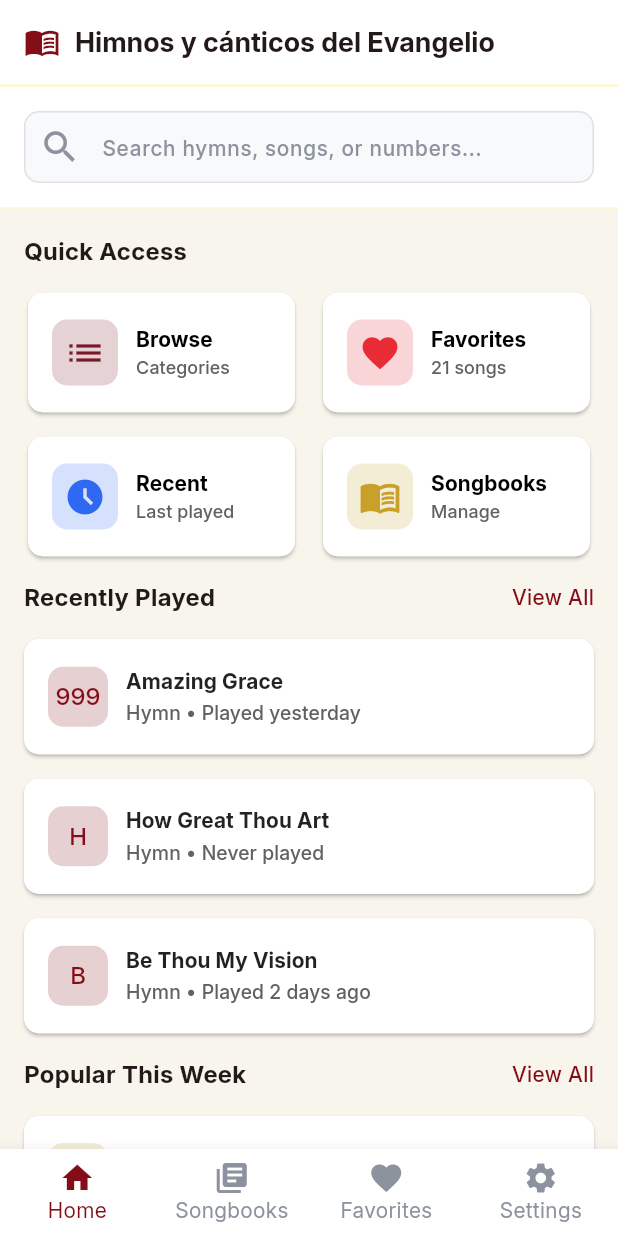
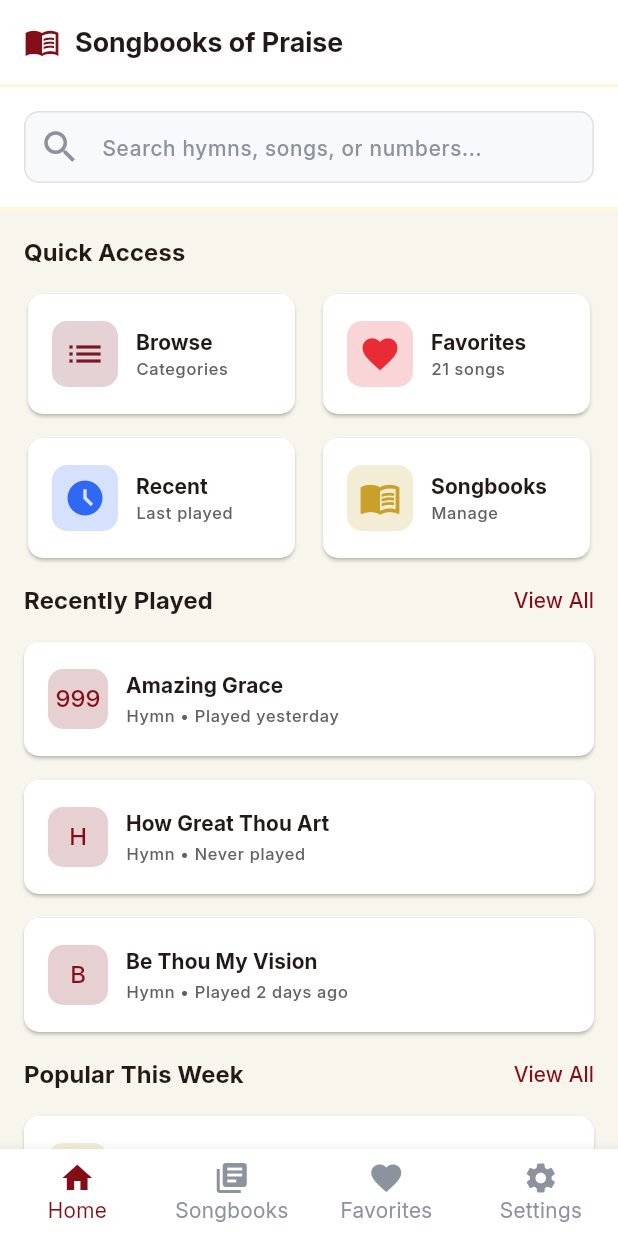
Before and after one commit to BenjaminRA/songbooksofpraise_app, a Flutter app: the screen it shows after launch, on a phone screen of 412 x 824 dp. Run offline on Flutter 3.47's test engine with Material 3 defaults, Android fonts, the phone set to English and light mode, and no system bars.

Commit message:
Added: Home Tab, Settings Tab

```diff
--- a/lib/HomePage/HomePage.dart
+++ b/lib/HomePage/HomePage.dart
@@ -1,5 +1,6 @@
 import 'package:flutter/material.dart';
-import 'package:songbooksofpraise_app/HomePage/tabs/HomeTab.dart';
+import 'package:songbooksofpraise_app/HomePage/tabs/HomeTab/HomeTab.dart';
+import 'package:songbooksofpraise_app/HomePage/tabs/SettingsTab/SettingsTab.dart';
 
 class HomePage extends StatefulWidget {
   const HomePage({super.key});
@@ -39,7 +40,7 @@ class _HomePageState extends State<HomePage> {
             Flexible(
               child: Text(
                 const [
-                  'Himnos y cánticos del Evangelio',
+                  'Songbooks of Praise',
                   'Manage Songbooks',
                   'Favorites',
                   'Settings',
@@ -59,7 +60,7 @@ class _HomePageState extends State<HomePage> {
           HomeTab(),
           Center(child: Text('Songbooks Tab')),
           Center(child: Text('Favorites Tab')),
-          Center(child: Text('Settings Tab')),
+          SettingsTab(),
         ],
       ),
       bottomNavigationBar: Theme(
--- a/lib/HomePage/tabs/HomeTab.dart
+++ /dev/null
@@ -1,27 +0,0 @@
-import 'package:flutter/material.dart';
-import 'package:songbooksofpraise_app/HomePage/components/PopularThisWeelSection.dart';
-import 'package:songbooksofpraise_app/HomePage/components/QuickAccessSection.dart';
-import 'package:songbooksofpraise_app/HomePage/components/RecentlyPlayedSection.dart';
-import 'package:songbooksofpraise_app/HomePage/components/SearchBar.dart';
-
-class HomeTab extends StatefulWidget {
-  const HomeTab({super.key});
-
-  @override
-  State<HomeTab> createState() => _HomeTabState();
-}
-
-class _HomeTabState extends State<HomeTab> {
-  @override
-  Widget build(BuildContext context) {
-    return ListView(
-      children: <Widget>[
-        const HomePageSearchBar(),
-        const QuickAccessSection(),
-        const RecentlyPlayedSection(),
-        const PopularThisWeekSection(),
-        const SizedBox(height: 20.0),
-      ],
-    );
-  }
-}
--- /dev/null
+++ b/lib/HomePage/tabs/HomeTab/HomeTab.dart
@@ -0,0 +1,27 @@
+import 'package:flutter/material.dart';
+import 'package:songbooksofpraise_app/HomePage/tabs/HomeTab/components/PopularThisWeelSection.dart';
+import 'package:songbooksofpraise_app/HomePage/tabs/HomeTab/components/QuickAccessSection.dart';
+import 'package:songbooksofpraise_app/HomePage/tabs/HomeTab/components/RecentlyPlayedSection.dart';
+import 'package:songbooksofpraise_app/HomePage/tabs/HomeTab/components/SearchBar.dart';
+
+class HomeTab extends StatefulWidget {
+  const HomeTab({super.key});
+
+  @override
+  State<HomeTab> createState() => _HomeTabState();
+}
+
+class _HomeTabState extends State<HomeTab> {
+  @override
+  Widget build(BuildContext context) {
+    return ListView(
+      children: const <Widget>[
+        HomePageSearchBar(),
+        QuickAccessSection(),
+        RecentlyPlayedSection(),
+        PopularThisWeekSection(),
+        SizedBox(height: 20.0),
+      ],
+    );
+  }
+}
--- a/lib/HomePage/components/PopularThisWeelSection.dart
+++ b/lib/HomePage/tabs/HomeTab/components/PopularThisWeelSection.dart
@@ -63,11 +63,11 @@ class _PopularThisWeekSectionState extends State<PopularThisWeekSection> {
               mainAxisAlignment: MainAxisAlignment.center,
               crossAxisAlignment: CrossAxisAlignment.start,
               children: [
-                Text(item.title, style: const TextStyle(fontSize: 14.0, fontWeight: FontWeight.bold)),
+                Text(item.title, style: Theme.of(context).textTheme.titleSmall?.copyWith(fontWeight: FontWeight.bold)),
                 const SizedBox(height: 2),
                 Text(
                   '${item.category} • ${item.timesPlayed} plays',
-                  style: TextStyle(fontSize: 12.0, color: Colors.grey[700]),
+                  style: Theme.of(context).textTheme.labelSmall,
                 ),
               ],
             ),
@@ -93,9 +93,9 @@ class _PopularThisWeekSectionState extends State<PopularThisWeekSection> {
           child: Row(
             mainAxisAlignment: MainAxisAlignment.spaceBetween,
             children: [
-              const Text(
+              Text(
                 'Popular This Week',
-                style: TextStyle(fontSize: 16.0, fontWeight: FontWeight.bold),
+                style: Theme.of(context).textTheme.titleMedium?.copyWith(fontWeight: FontWeight.bold),
               ),
               GestureDetector(
                 onTap: () {
@@ -103,7 +103,7 @@ class _PopularThisWeekSectionState extends State<PopularThisWeekSection> {
                 },
                 child: Text(
                   'View All',
-                  style: TextStyle(color: Theme.of(context).primaryColor, fontWeight: FontWeight.w500, fontSize: 14.0),
+                  style: Theme.of(context).textTheme.labelLarge?.copyWith(color: Theme.of(context).primaryColor),
                 ),
               ),
             ],
--- a/lib/HomePage/components/QuickAccessSection.dart
+++ b/lib/HomePage/tabs/HomeTab/components/QuickAccessSection.dart
@@ -84,8 +84,14 @@ class _QuickAccessSectionState extends State<QuickAccessSection> {
                 mainAxisAlignment: MainAxisAlignment.center,
                 crossAxisAlignment: CrossAxisAlignment.start,
                 children: [
-                  Text(item.label, style: TextStyle(fontSize: 14.0, color: Colors.black, fontWeight: FontWeight.bold)),
-                  Text(item.subLabel, style: TextStyle(fontSize: 12.0, color: Colors.grey[700])),
+                  Text(
+                    item.label,
+                    style: Theme.of(context).textTheme.titleSmall?.copyWith(fontWeight: FontWeight.bold),
+                  ),
+                  Text(
+                    item.subLabel,
+                    style: Theme.of(context).textTheme.labelSmall,
+                  ),
                 ],
               ),
             ],
@@ -102,9 +108,9 @@ class _QuickAccessSectionState extends State<QuickAccessSection> {
       children: [
         Padding(
           padding: const EdgeInsets.all(16.0),
-          child: const Text(
+          child: Text(
             'Quick Access',
-            style: TextStyle(fontSize: 16.0, fontWeight: FontWeight.bold),
+            style: Theme.of(context).textTheme.titleMedium?.copyWith(fontWeight: FontWeight.bold),
           ),
         ),
         SizedBox(
--- a/lib/HomePage/components/RecentlyPlayedSection.dart
+++ b/lib/HomePage/tabs/HomeTab/components/RecentlyPlayedSection.dart
@@ -64,11 +64,11 @@ class _RecentlyPlayedSectionState extends State<RecentlyPlayedSection> {
               mainAxisAlignment: MainAxisAlignment.center,
               crossAxisAlignment: CrossAxisAlignment.start,
               children: [
-                Text(item.title, style: const TextStyle(fontSize: 14, fontWeight: FontWeight.bold)),
+                Text(item.title, style: Theme.of(context).textTheme.titleSmall?.copyWith(fontWeight: FontWeight.bold)),
                 const SizedBox(height: 2),
                 Text(
                   '${item.category} • ${renderLastPlayedText(item.lastPlayed)}',
-                  style: TextStyle(fontSize: 13.0, color: Colors.grey[700]),
+                  style: Theme.of(context).textTheme.labelSmall,
                 ),
               ],
             ),
@@ -94,9 +94,10 @@ class _RecentlyPlayedSectionState extends State<RecentlyPlayedSection> {
           child: Row(
             mainAxisAlignment: MainAxisAlignment.spaceBetween,
             children: [
-              const Text(
+              Text(
                 'Recently Played',
-                style: TextStyle(fontSize: 16.0, fontWeight: FontWeight.bold),
+                style: Theme.of(context).textTheme.titleMedium?.copyWith(fontWeight: FontWeight.bold),
+                // style: TextStyle(fontSize: 16.0, fontWeight: FontWeight.bold),
               ),
               GestureDetector(
                 onTap: () {
@@ -104,7 +105,7 @@ class _RecentlyPlayedSectionState extends State<RecentlyPlayedSection> {
                 },
                 child: Text(
                   'View All',
-                  style: TextStyle(color: Theme.of(context).primaryColor, fontWeight: FontWeight.w500, fontSize: 14.0),
+                  style: Theme.of(context).textTheme.labelLarge?.copyWith(color: Theme.of(context).primaryColor),
                 ),
               ),
             ],
--- a/lib/main.dart
+++ b/lib/main.dart
@@ -22,6 +22,19 @@ class MyApp extends StatelessWidget {
         scaffoldBackgroundColor: const Color.fromRGBO(248, 245, 237, 1.0),
         appBarTheme: const AppBarTheme(backgroundColor: Colors.white),
         iconTheme: const IconThemeData(color: primaryColor),
+        splashColor: Colors.transparent,
+        highlightColor: Colors.transparent,
+        textTheme: TextTheme(
+          labelLarge: TextStyle(
+            color: Colors.grey[700],
+          ),
+          labelMedium: TextStyle(
+            color: Colors.grey[700],
+          ),
+          labelSmall: TextStyle(
+            color: Colors.grey[700],
+          ),
+        ),
         inputDecorationTheme: InputDecorationTheme(
           hintStyle: const TextStyle(
             color: Color.fromRGBO(140, 147, 159, 1),
@@ -56,6 +69,26 @@ class MyApp extends StatelessWidget {
           // selectedIconTheme: IconThemeData(size: 28.0),
           // unselectedIconTheme: IconThemeData(size: 24.0),
         ),
+        dropdownMenuTheme: DropdownMenuThemeData(
+          textStyle: TextStyle(
+            // color: Colors.grey[700],
+            fontSize: 14.0,
+            fontWeight: FontWeight.w500,
+          ),
+          inputDecorationTheme: InputDecorationTheme(
+            isDense: true,
+            constraints: BoxConstraints.expand(height: 40.0),
+            contentPadding: const EdgeInsets.symmetric(horizontal: 12.0),
+          ),
+          menuStyle: MenuStyle(
+            maximumSize: WidgetStateProperty.all<Size>(const Size(double.infinity, double.infinity)),
+            minimumSize: WidgetStateProperty.all<Size>(const Size(double.infinity, 0)),
+            backgroundColor: WidgetStateProperty.all<Color>(Colors.white),
+            shape: WidgetStateProperty.all<RoundedRectangleBorder>(
+              RoundedRectangleBorder(borderRadius: BorderRadius.circular(10.0)),
+            ),
+          ),
+        ),
       ),
       home: const HomePage(),
     );
```
Also changed, not shown: lib/HomePage/tabs/SettingsTab.dart (deleted, +0 -15 lines), lib/HomePage/tabs/SettingsTab/SettingsTab.dart (added, +33 -0 lines), lib/HomePage/tabs/SettingsTab/components/AboutSection.dart (added, +76 -0 lines), lib/HomePage/tabs/SettingsTab/components/DisplaySection.dart (added, +64 -0 lines), lib/HomePage/tabs/SettingsTab/components/MusicAndAudioSection.dart (added, +56 -0 lines), lib/HomePage/tabs/SettingsTab/components/SettingsRow.dart (added, +47 -0 lines), lib/HomePage/tabs/HomeTab/components/SearchBar.dart (renamed from lib/HomePage/components/SearchBar.dart).
